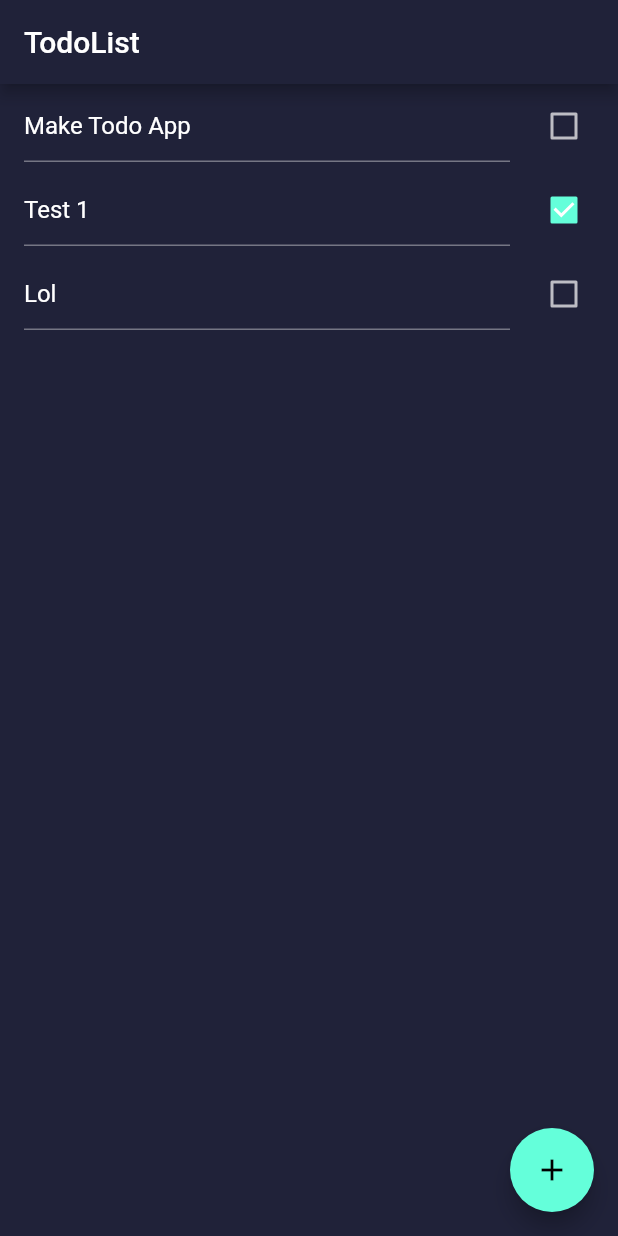
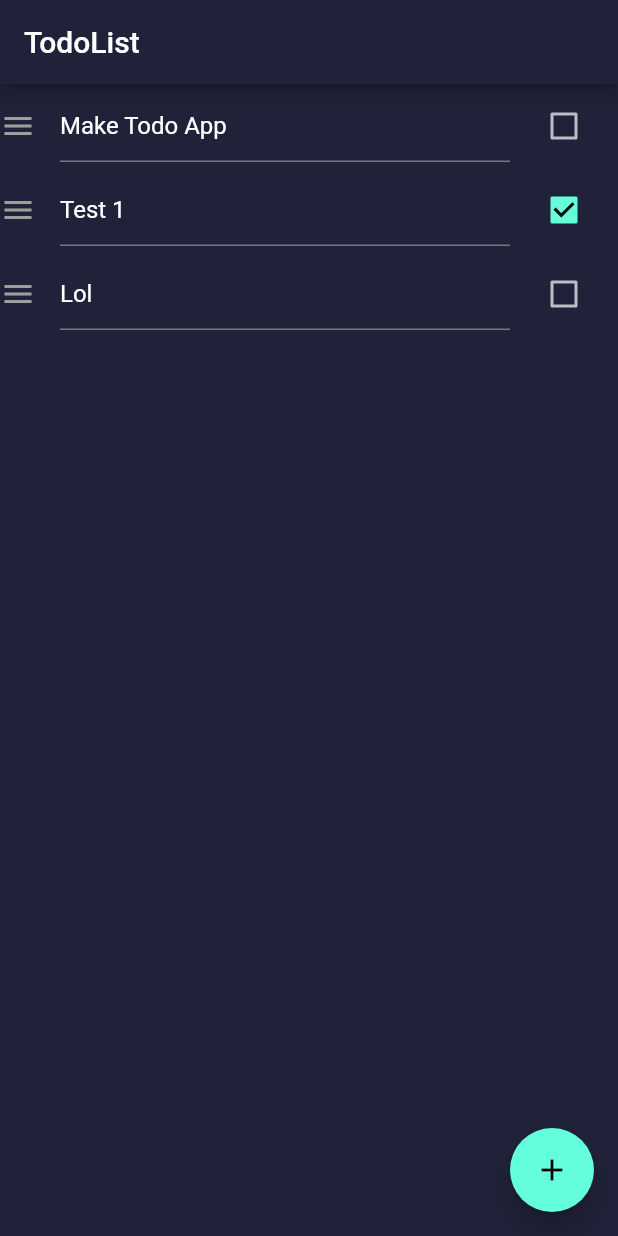
Before and after one commit to tusharsadhwani/flutter_todo, a Flutter app: the screen it shows after launch, on a phone screen of 412 x 824 dp. Run offline on Flutter 3.47's test engine with Material 2 defaults, Android fonts, the phone set to English and light mode, and no system bars.

Commit message:
UI updates

```diff
--- a/lib/main.dart
+++ b/lib/main.dart
@@ -12,6 +12,7 @@ class MyApp extends StatelessWidget {
       theme: ThemeData.dark().copyWith(
         primaryColor: Color(0xFF202239),
         scaffoldBackgroundColor: Color(0xFF202239),
+        canvasColor: Color(0xFF202239),
       ),
       title: 'TodoList',
       home: TodoList(),
--- a/lib/screens/TodoList/todo_item.dart
+++ b/lib/screens/TodoList/todo_item.dart
@@ -36,7 +36,12 @@ class _TodoItemState extends State<TodoItem> {
 
   @override
   Widget build(BuildContext context) {
-    return CheckboxListTile(
+    return Row(
+      children: [
+        Icon(Icons.menu, color: Colors.grey),
+        Expanded(
+          child: CheckboxListTile(
+            checkColor: Colors.black,
             value: widget.data['checked'],
             title: TextField(
               controller: _controller,
@@ -44,6 +49,9 @@ class _TodoItemState extends State<TodoItem> {
               onChanged: widget.updateText,
             ),
             onChanged: (value) => widget.checkItem(value),
+          ),
+        ),
+      ],
     );
   }
 }
```
Lines whose indentation alone changed are shown as unchanged.
